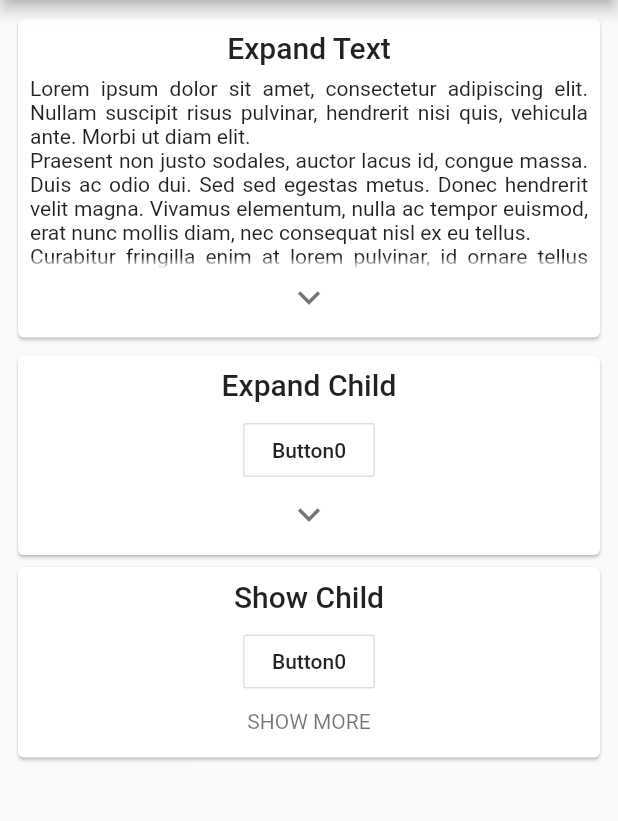
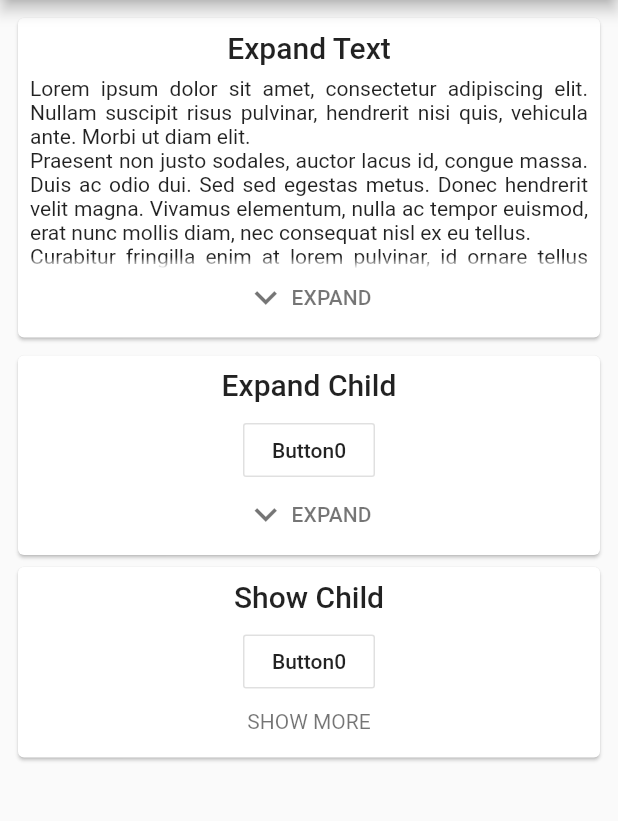
Before and after one commit to jesusrp98/expand_widget, a Flutter app: the screen it shows after launch, on a phone screen of 412 x 824 dp, the part 84-905 px from its top. Run offline on Flutter 3.47's test engine with Material 2 defaults, Android fonts, the phone set to English and light mode, and no system bars.

Commit message:
Massive refactor of arrow

```diff
--- a/lib/src/expand_arrow.dart
+++ b/lib/src/expand_arrow.dart
@@ -1,4 +1,16 @@
 import 'package:flutter/material.dart';
+
+/// TODO
+enum ExpandArrowStyle {
+  ///
+  icon,
+
+  ///
+  text,
+
+  ///
+  both,
+}
 
 /// This widget is used in both [ExpandChild] & [ExpandText] widgets to show
 /// the hidden information to the user. It posses an [animation] parameter.
@@ -27,11 +39,17 @@ class ExpandArrow extends StatelessWidget {
   /// Defines arrow's size.
   final double size;
 
+  /// Icon that will be used instead of an arrow.
+  final IconData icon;
+
   /// Style of the displayed message.
   final TextStyle hintTextStyle;
 
   /// Defines arrow rendering style.
   final bool displayHintText;
+
+  /// TODO
+  final ExpandArrowStyle expandArrowStyle;
 
   const ExpandArrow({
     Key key,
@@ -42,13 +60,15 @@ class ExpandArrow extends StatelessWidget {
     @required this.onTap,
     this.color,
     this.size,
+    this.icon,
     this.hintTextStyle,
     this.displayHintText,
+    this.expandArrowStyle = ExpandArrowStyle.both,
   }) : super(key: key);
 
   @override
   Widget build(BuildContext context) {
-    final tooltipMessage = animation.value == 0
+    final tooltipMessage = animation.value <= 0.25
         ? collapsedHint ??
             MaterialLocalizations.of(context).collapsedIconTapHint
         : expandedHint ?? MaterialLocalizations.of(context).expandedIconTapHint;
@@ -56,36 +76,43 @@ class ExpandArrow extends StatelessWidget {
     final animatedArrow = RotationTransition(
       turns: animation,
       child: Icon(
-        Icons.expand_more,
+        icon ?? Icons.expand_more,
         color: color ?? Theme.of(context).textTheme.caption.color,
         size: size,
       ),
     );
 
-    return Padding(
-      padding: padding ?? EdgeInsets.all(4),
-      child: Tooltip(
+    return Tooltip(
       message: tooltipMessage,
-        child: displayHintText == true
-            ? InkWell(
+      child: InkResponse(
+        containedInkWell: expandArrowStyle != ExpandArrowStyle.icon,
+        highlightShape: expandArrowStyle != ExpandArrowStyle.icon
+            ? BoxShape.rectangle
+            : BoxShape.circle,
+        child: Padding(
+          padding: padding ??
+              EdgeInsets.all(expandArrowStyle == ExpandArrowStyle.text ? 8 : 4),
           child: Row(
             mainAxisSize: MainAxisSize.min,
             children: <Widget>[
-                    animatedArrow,
-                    const SizedBox(width: 8.0),
-                    Text(
-                      tooltipMessage,
+              if (expandArrowStyle != ExpandArrowStyle.text) animatedArrow,
+              if (expandArrowStyle != ExpandArrowStyle.icon) ...[
+                const SizedBox(width: 2.0),
+                DefaultTextStyle(
+                  style: Theme.of(context).textTheme.subtitle2.copyWith(
+                        color: Theme.of(context).textTheme.caption.color,
+                      ),
+                  child: Text(
+                    tooltipMessage.toUpperCase(),
                     style: hintTextStyle,
                   ),
-                    const SizedBox(width: 8.0),
+                ),
+                const SizedBox(width: 2.0),
+              ]
             ],
           ),
+        ),
         onTap: onTap,
-              )
-            : InkResponse(
-                child: animatedArrow,
-                onTap: onTap,
-              ),
       ),
     );
   }
```
Lines whose indentation alone changed are shown as unchanged.
